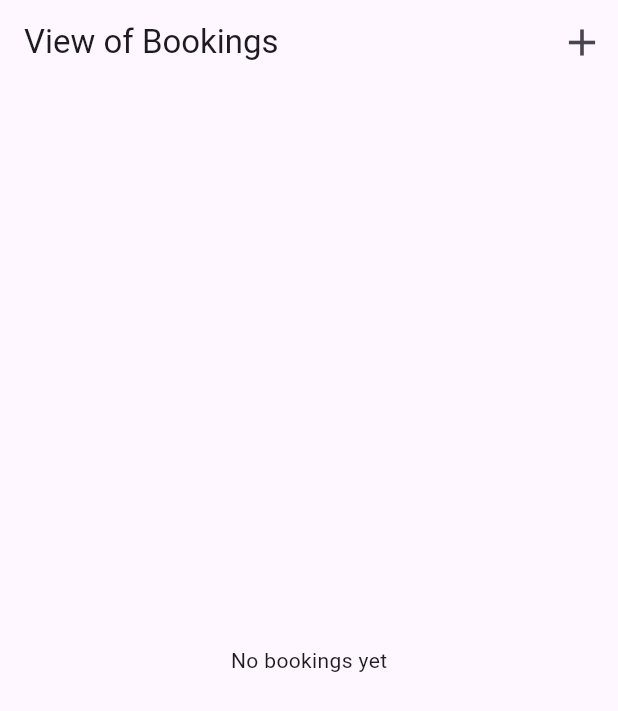
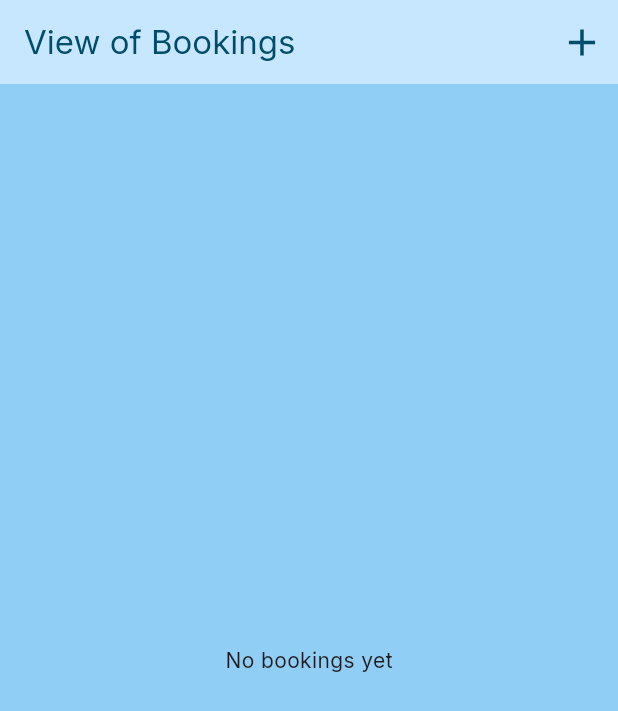
Before and after one commit to Flutter007/hw50, a Flutter app: the screen it shows after launch, on a phone screen of 412 x 824 dp. Shown: the top 711 px of the screen. Run offline on Flutter 3.47's test engine with Material 3 defaults, Android fonts, the phone set to English and light mode, and no system bars; our stand-ins replace google_fonts.

Commit message:
Added Google Fonts for design,changed logic of validation,changed view of Date/Time,added Light Theme,checked up functions,refactored some code.

```diff
--- a/lib/helpers/formatted_datetime.dart
+++ b/lib/helpers/formatted_datetime.dart
@@ -11,8 +11,8 @@ String formattedDate(DateTime? dateTime) {
   if (dateTime == null) return '';
   final day = _addZero(dateTime.day);
   final month = _addZero(dateTime.month);
-  final year = dateTime.year;
-  return '$day.$month.$year';
+
+  return '$day.$month';
 }
 
 String formattedTime(TimeOfDay? time) {
@@ -26,5 +26,5 @@ String formattedDateTime(DateTime? dateTime) {
   if (dateTime == null) return '';
   final date = formattedDate(dateTime);
   final time = formattedTime(TimeOfDay.fromDateTime(dateTime));
-  return '$date $time';
+  return '$time $date ';
 }
--- a/lib/hw50.dart
+++ b/lib/hw50.dart
@@ -4,6 +4,7 @@ import 'package:hw50/provider/booking_list_provider.dart';
 import 'package:hw50/screens/booking_creation_screen.dart';
 import 'package:hw50/screens/booking_list_screen.dart';
 import 'package:hw50/screens/not_found_screen.dart';
+import 'package:hw50/theme/light_theme.dart';
 import 'package:provider/provider.dart';
 
 class Hw50 extends StatelessWidget {
@@ -14,6 +15,7 @@ class Hw50 extends StatelessWidget {
     return ChangeNotifierProvider(
       create: (ctx) => BookingListProvider(),
       child: MaterialApp(
+        theme: lightTheme,
         initialRoute: AppRoutes.home,
         routes: {
           AppRoutes.home: (ctx) => BookingListScreen(),
--- a/lib/models/booking.dart
+++ b/lib/models/booking.dart
@@ -10,18 +10,4 @@ class Booking {
     required this.dateOfStart,
     required this.dateOfEnd,
   });
-
-  Booking copyWith({
-    String? title,
-    String? nameOfBooker,
-    DateTime? dateOfStart,
-    DateTime? dateOfEnd,
-  }) {
-    return Booking(
-      title: title ?? this.title,
-      nameOfBooker: nameOfBooker ?? this.nameOfBooker,
-      dateOfStart: dateOfStart ?? this.dateOfStart,
-      dateOfEnd: dateOfEnd ?? this.dateOfEnd,
-    );
-  }
 }
--- /dev/null
+++ b/lib/theme/light_theme.dart
@@ -0,0 +1,35 @@
+import 'package:flutter/material.dart';
+import 'package:google_fonts/google_fonts.dart';
+
+final lightColorScheme = ColorScheme.fromSeed(
+  seedColor: Colors.lightBlue.shade400,
+);
+final defaultTheme = ThemeData.light();
+final lightTheme = defaultTheme.copyWith(
+  colorScheme: lightColorScheme,
+  appBarTheme: AppBarTheme().copyWith(
+    backgroundColor: lightColorScheme.primaryContainer,
+    foregroundColor: lightColorScheme.onPrimaryContainer,
+  ),
+
+  inputDecorationTheme: InputDecorationTheme(
+    focusColor: lightColorScheme.surface,
+    labelStyle: TextStyle(color: lightColorScheme.onSurface, fontSize: 16),
+    border: OutlineInputBorder(
+      borderRadius: BorderRadius.circular(15),
+      borderSide: BorderSide(color: lightColorScheme.surface, width: 2),
+    ),
+    enabledBorder: OutlineInputBorder(
+      borderRadius: BorderRadius.circular(15),
+      borderSide: BorderSide(color: lightColorScheme.surface, width: 2),
+    ),
+    focusedBorder: OutlineInputBorder(
+      borderRadius: BorderRadius.circular(15),
+      borderSide: BorderSide(color: lightColorScheme.onSurface, width: 2),
+    ),
+  ),
+
+  scaffoldBackgroundColor: lightColorScheme.inversePrimary,
+  cardTheme: CardTheme().copyWith(color: lightColorScheme.surface),
+  textTheme: GoogleFonts.interTextTheme(),
+);
--- a/pubspec.yaml
+++ b/pubspec.yaml
@@ -35,6 +35,7 @@ dependencies:
   # Use with the CupertinoIcons class for iOS style icons.
   cupertino_icons: ^1.0.8
   provider: ^6.1.4
+  google_fonts: ^6.2.1
 
 dev_dependencies:
   flutter_test:
```
Also changed, not shown: lib/widgets/booking_form/booking_form.dart (+76 -48 lines), pubspec.lock.
